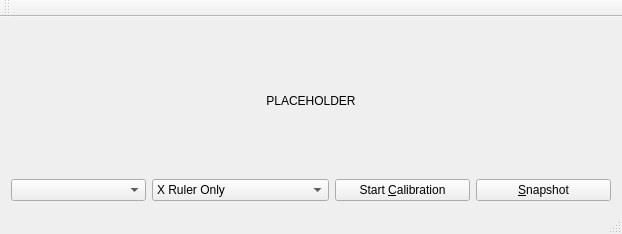
lhartmann/mikroscope, file mainwindow.ui: the form before one commit.
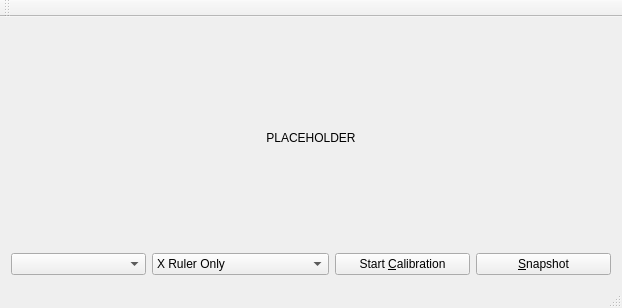
The form after the commit.

```diff
--- a/mainwindow.ui
+++ b/mainwindow.ui
@@ -7,7 +7,7 @@
     <x>0</x>
     <y>0</y>
     <width>622</width>
-    <height>234</height>
+    <height>308</height>
    </rect>
   </property>
   <property name="sizePolicy">
```
Left out of the diff: 15 changed lines with no effect on the pictures.
